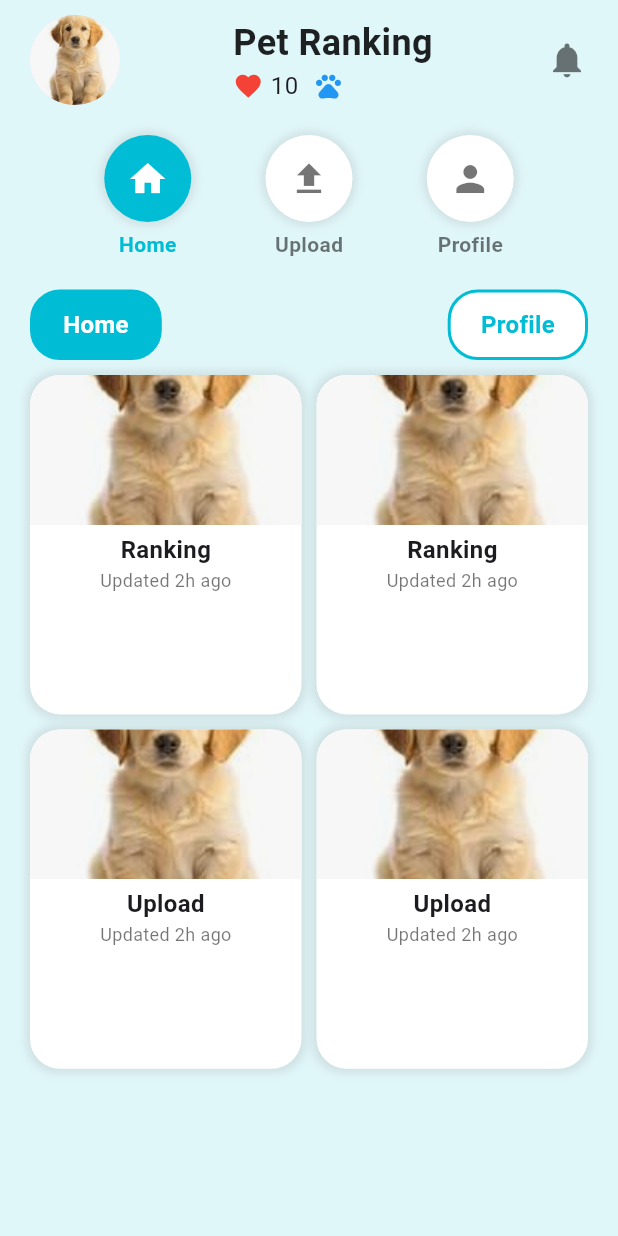
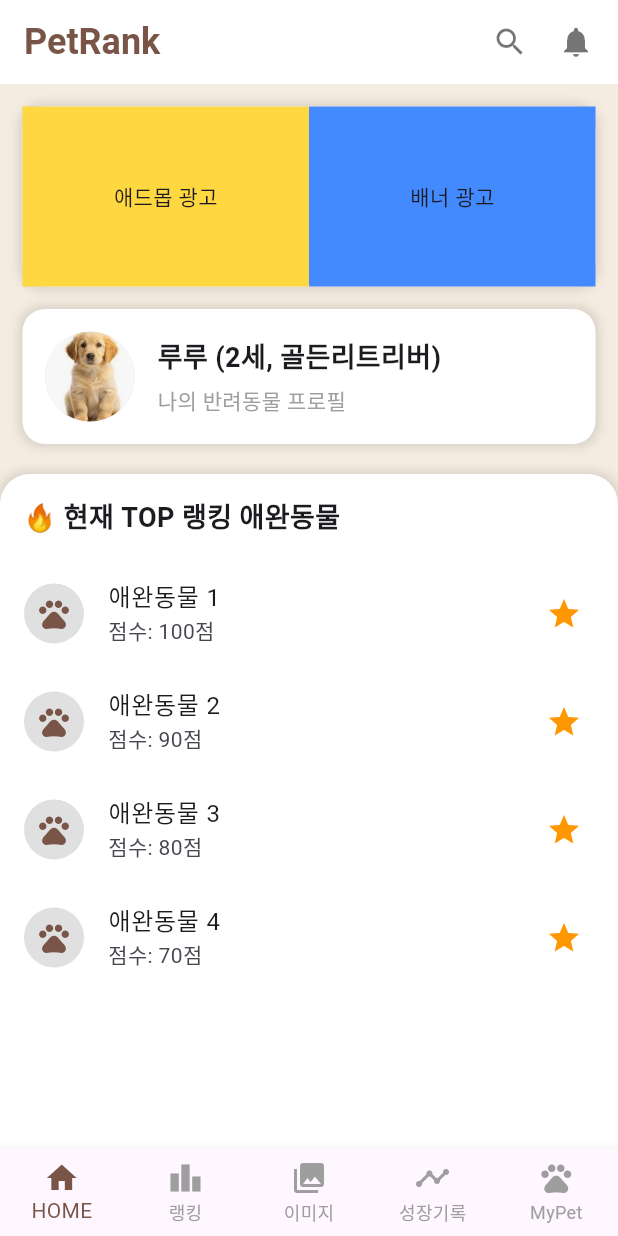
Before and after one commit to jaehoonjaehoon/petrank, a Flutter app: the screen it shows after launch, on a phone screen of 412 x 824 dp. Run offline on Flutter 3.47's test engine with Material 3 defaults, Android fonts, the phone set to English and light mode, and no system bars.

Commit message:
사무실 작업전

```diff
--- a/lib/screens/home_screen.dart
+++ b/lib/screens/home_screen.dart
@@ -4,194 +4,181 @@ class HomeScreen extends StatelessWidget {
   @override
   Widget build(BuildContext context) {
     return Scaffold(
-      backgroundColor: Color(0xFFE0F7FA), // 청록색 계열의 밝은 배경
-      body: SafeArea(
-        child: Column(
+      backgroundColor: Color(0xFFF5ECE1), // 배경색 적용
+      appBar: AppBar(
+        backgroundColor: Colors.white,
+        elevation: 0,
+        title: Row(
+          mainAxisAlignment: MainAxisAlignment.spaceBetween,
           children: [
-            // 상단 프로필 & 제목
+            Text(
+              "PetRank",
+              style: TextStyle(
+                fontSize: 24,
+                fontWeight: FontWeight.bold,
+                color: Colors.brown,
+              ),
+            ),
+            Row(
+              children: [
+                Icon(Icons.search, color: Colors.black54),
+                SizedBox(width: 20),
+                Icon(Icons.notifications, color: Colors.black54),
+              ],
+            ),
+          ],
+        ),
+      ),
+      body: Column(
+        children: [
+          // 광고 슬라이드
+          Container(
+            height: 120,
+            margin: EdgeInsets.all(15),
+            decoration: BoxDecoration(
+              borderRadius: BorderRadius.circular(15),
+              color: Colors.white,
+              boxShadow: [
+                BoxShadow(
+                  color: Colors.black12,
+                  blurRadius: 5,
+                  spreadRadius: 2,
+                ),
+              ],
+            ),
+            child: Row(
+              mainAxisAlignment: MainAxisAlignment.spaceAround,
+              children: [
+                Expanded(
+                  child: Container(
+                    color: Colors.amberAccent,
+                    child: Center(child: Text("애드몹 광고")),
+                  ),
+                ),
+                Expanded(
+                  child: Container(
+                    color: Colors.blueAccent,
+                    child: Center(child: Text("배너 광고")),
+                  ),
+                ),
+              ],
+            ),
+          ),
+
+          // 마이펫 프로필 카드
           Padding(
-              padding: EdgeInsets.symmetric(horizontal: 20, vertical: 10),
+            padding: EdgeInsets.symmetric(horizontal: 15),
+            child: Container(
+              padding: EdgeInsets.all(15),
+              decoration: BoxDecoration(
+                color: Colors.white,
+                borderRadius: BorderRadius.circular(15),
+                boxShadow: [
+                  BoxShadow(
+                    color: Colors.black12,
+                    blurRadius: 5,
+                    spreadRadius: 2,
+                  ),
+                ],
+              ),
               child: Row(
-                mainAxisAlignment: MainAxisAlignment.spaceBetween,
                 children: [
                   CircleAvatar(
                     radius: 30,
-                    backgroundImage: AssetImage("assets/profile.png"),
+                    backgroundImage: AssetImage("assets/my_pet.png"),
                   ),
+                  SizedBox(width: 15),
                   Column(
                     crossAxisAlignment: CrossAxisAlignment.start,
                     children: [
                       Text(
-                        "Pet Ranking",
+                        "루루 (2세, 골든리트리버)",
                         style: TextStyle(
-                          fontSize: 24,
+                          fontSize: 18,
                           fontWeight: FontWeight.bold,
-                          color: Colors.black87,
                         ),
                       ),
-                      Row(
-                        children: [
-                          Icon(Icons.favorite, color: Colors.red, size: 20),
-                          SizedBox(width: 5),
-                          Text("10", style: TextStyle(fontSize: 16)),
-                          SizedBox(width: 10),
-                          Icon(Icons.pets, color: Colors.blue, size: 20),
-                        ],
-                      )
+                      SizedBox(height: 5),
+                      Text(
+                        "나의 반려동물 프로필",
+                        style: TextStyle(color: Colors.grey),
+                      ),
                     ],
                   ),
-                  Icon(Icons.notifications, color: Colors.black54, size: 28),
                 ],
               ),
-            ),
-            SizedBox(height: 10),
-
-            // 둥근 버튼 (홈, 업로드, 프로필)
-            Padding(
-              padding: EdgeInsets.symmetric(horizontal: 20),
-              child: Row(
-                mainAxisAlignment: MainAxisAlignment.spaceEvenly,
-                children: [
-                  _buildRoundButton(Icons.home, "Home", true),
-                  _buildRoundButton(Icons.upload, "Upload", false),
-                  _buildRoundButton(Icons.person, "Profile", false),
-                ],
             ),
           ),
           SizedBox(height: 20),
 
-            // 탭 버튼 (Ranking, Upload 등)
+          // 랭킹 보드
+          Expanded(
+            child: Container(
+              decoration: BoxDecoration(
+                color: Colors.white,
+                borderRadius: BorderRadius.only(
+                  topLeft: Radius.circular(20),
+                  topRight: Radius.circular(20),
+                ),
+                boxShadow: [
+                  BoxShadow(
+                    color: Colors.black12,
+                    blurRadius: 5,
+                    spreadRadius: 2,
+                  ),
+                ],
+              ),
+              child: Column(
+                children: [
                   Padding(
-              padding: EdgeInsets.symmetric(horizontal: 20),
+                    padding: EdgeInsets.all(15),
                     child: Row(
                       mainAxisAlignment: MainAxisAlignment.spaceBetween,
                       children: [
-                  _buildTabButton("Home", true),
-                  _buildTabButton("Profile", false),
+                        Text(
+                          "🔥 현재 TOP 랭킹 애완동물",
+                          style: TextStyle(
+                            fontSize: 18,
+                            fontWeight: FontWeight.bold,
+                          ),
+                        ),
                       ],
                     ),
                   ),
-            SizedBox(height: 10),
-
-            // 애완동물 리스트 (GridView)
                   Expanded(
-              child: Padding(
-                padding: EdgeInsets.symmetric(horizontal: 20),
-                child: GridView.builder(
+                    child: ListView.builder(
                       itemCount: 4,
-                  gridDelegate: SliverGridDelegateWithFixedCrossAxisCount(
-                    crossAxisCount: 2, // 2개씩 정렬
-                    childAspectRatio: 0.8, // 카드 비율 조정
-                    crossAxisSpacing: 10,
-                    mainAxisSpacing: 10,
+                      itemBuilder: (context, index) {
+                        return ListTile(
+                          leading: CircleAvatar(
+                            backgroundColor: Colors.grey[300],
+                            child: Icon(Icons.pets, color: Colors.brown),
                           ),
-                  itemBuilder: (context, index) {
-                    return _buildPetCard(index);
+                          title: Text("애완동물 ${index + 1}"),
+                          subtitle: Text("점수: ${100 - (index * 10)}점"),
+                          trailing: Icon(Icons.star, color: Colors.orange),
+                        );
                       },
+                    ),
+                  ),
+                ],
               ),
             ),
           ),
         ],
       ),
-      ),
-    );
-  }
-
-  // 둥근 버튼 위젯
-  Widget _buildRoundButton(IconData icon, String label, bool isSelected) {
-    return Column(
-      children: [
-        Container(
-          padding: EdgeInsets.all(15),
-          decoration: BoxDecoration(
-            color: isSelected ? Colors.cyan : Colors.white,
-            shape: BoxShape.circle,
-            boxShadow: [
-              BoxShadow(
-                color: Colors.grey.withOpacity(0.3),
-                spreadRadius: 2,
-                blurRadius: 5,
-              ),
-            ],
-          ),
-          child: Icon(icon,
-              color: isSelected ? Colors.white : Colors.black54, size: 28),
-        ),
-        SizedBox(height: 5),
-        Text(
-          label,
-          style: TextStyle(
-            fontSize: 14,
-            fontWeight: FontWeight.bold,
-            color: isSelected ? Colors.cyan : Colors.black54,
-          ),
-        ),
-      ],
-    );
-  }
-
-  // 탭 버튼 위젯
-  Widget _buildTabButton(String label, bool isSelected) {
-    return Container(
-      padding: EdgeInsets.symmetric(vertical: 10, horizontal: 20),
-      decoration: BoxDecoration(
-        color: isSelected ? Colors.cyan : Colors.white,
-        borderRadius: BorderRadius.circular(20),
-        border: Border.all(color: Colors.cyan, width: 2),
-      ),
-      child: Text(
-        label,
-        style: TextStyle(
-          fontSize: 16,
-          fontWeight: FontWeight.bold,
-          color: isSelected ? Colors.white : Colors.cyan,
-        ),
-      ),
-    );
-  }
-
-  // 애완동물 카드 위젯
-  Widget _buildPetCard(int index) {
-    List<String> petImages = [
-      "assets/pet1.png",
-      "assets/pet2.png",
-      "assets/pet3.png",
-      "assets/pet4.png"
-    ];
-    List<String> petNames = ["Ranking", "Ranking", "Upload", "Upload"];
-
-    return Container(
-      decoration: BoxDecoration(
-        color: Colors.white,
-        borderRadius: BorderRadius.circular(20),
-        boxShadow: [
-          BoxShadow(
-            color: Colors.grey.withOpacity(0.3),
-            spreadRadius: 2,
-            blurRadius: 5,
-          ),
-        ],
-      ),
-      child: Column(
-        children: [
-          ClipRRect(
-            borderRadius: BorderRadius.vertical(top: Radius.circular(20)),
-            child: Image.asset(
-              petImages[index],
-              height: 100,
-              width: double.infinity,
-              fit: BoxFit.cover,
-            ),
-          ),
-          SizedBox(height: 5),
-          Text(
-            petNames[index],
-            style: TextStyle(fontSize: 16, fontWeight: FontWeight.bold),
-          ),
-          Text(
-            "Updated 2h ago",
-            style: TextStyle(fontSize: 12, color: Colors.black54),
-          ),
+      // 네비게이션 바
+      bottomNavigationBar: BottomNavigationBar(
+        type: BottomNavigationBarType.fixed,
+        selectedItemColor: Colors.brown,
+        unselectedItemColor: Colors.grey,
+        items: [
+          BottomNavigationBarItem(icon: Icon(Icons.home), label: "HOME"),
+          BottomNavigationBarItem(icon: Icon(Icons.leaderboard), label: "랭킹"),
+          BottomNavigationBarItem(
+              icon: Icon(Icons.photo_library), label: "이미지"),
+          BottomNavigationBarItem(icon: Icon(Icons.timeline), label: "성장기록"),
+          BottomNavigationBarItem(icon: Icon(Icons.pets), label: "MyPet"),
         ],
       ),
     );
--- a/pubspec.yaml
+++ b/pubspec.yaml
@@ -64,6 +64,7 @@ dev_dependencies:
 # The following section is specific to Flutter packages.
 flutter:
   assets:
+    - assets/my_pet.png
     - assets/pet1.png
     - assets/pet2.png
     - assets/pet3.png
```
Also changed, not shown: assets/my_pet.png (added). Lines whose indentation alone changed are shown as unchanged.
